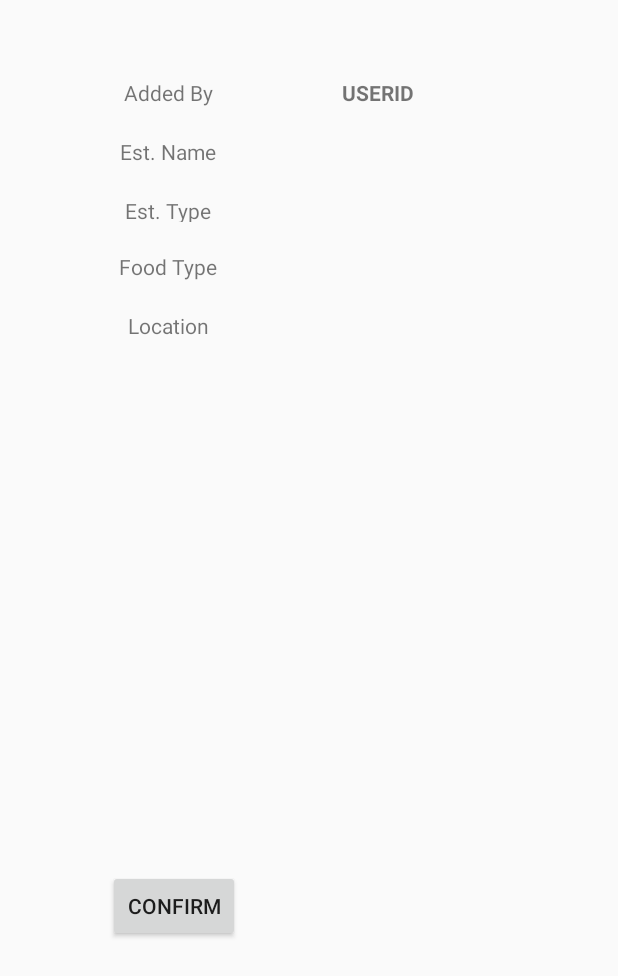
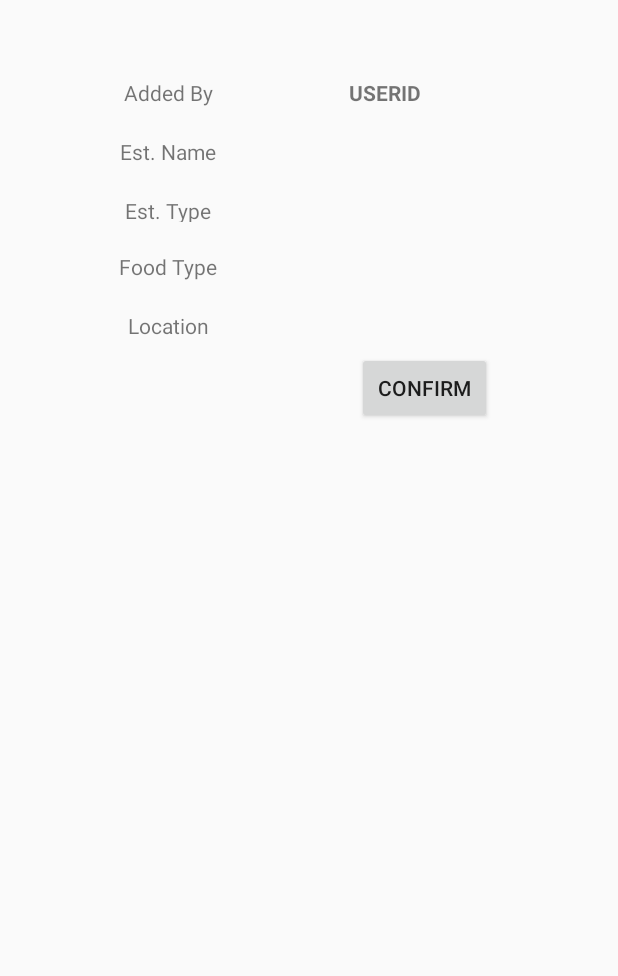
Before and after one commit to zovippro1996/mobileproject2018, an Android app: the layout activity_establishment_confirmation.xml on its own in the app's theme, with its tools: preview values and no code run, on a phone screen of 412 x 824 dp. Shown: the top 976 px of the screen. Run offline under Robolectric (Android 15) with nearby library versions, the phone set to English and light mode, and no system bars.

Commit message:
Trung minor update front-end 20180426

```diff
--- a/app/src/main/java/com/example/mobile/course/reviewmyplace/EstablishmentFormActivity.java
+++ b/app/src/main/java/com/example/mobile/course/reviewmyplace/EstablishmentFormActivity.java
@@ -35,7 +35,7 @@ public class EstablishmentFormActivity extends AppCompatActivity {
 
         // Create an ArrayAdapter using the string array and a default spinner layout
         ArrayAdapter<CharSequence> adapter = ArrayAdapter.createFromResource(this,
-                R.array.establishment_label, android.R.layout.simple_spinner_item);
+                R.array.establishment_label, R.layout.spinner_item_estform);
         // Specify the layout to use when the list of choices appears
         adapter.setDropDownViewResource(android.R.layout.simple_spinner_dropdown_item);
         // Apply the adapter to the spinner
--- a/app/src/main/res/layout/activity_establishment_confirmation.xml
+++ b/app/src/main/res/layout/activity_establishment_confirmation.xml
@@ -52,7 +52,7 @@
 
     <TextView
         android:id="@+id/textview_UserID"
-        android:layout_width="77dp"
+        android:layout_width="90dp"
         android:layout_height="wrap_content"
         android:layout_marginEnd="8dp"
         android:layout_marginStart="44dp"
@@ -68,7 +68,7 @@
 
     <TextView
         android:id="@+id/textView_EstablishmentName"
-        android:layout_width="77dp"
+        android:layout_width="90dp"
         android:layout_height="wrap_content"
         android:layout_marginEnd="8dp"
         android:layout_marginStart="44dp"
@@ -84,7 +84,7 @@
 
     <TextView
         android:id="@+id/textView_EstablishmentType"
-        android:layout_width="77dp"
+        android:layout_width="90dp"
         android:layout_height="wrap_content"
         android:layout_marginEnd="8dp"
         android:layout_marginStart="44dp"
@@ -101,7 +101,7 @@
 
     <TextView
         android:id="@+id/textView_FoodType"
-        android:layout_width="77dp"
+        android:layout_width="90dp"
         android:layout_height="wrap_content"
         android:layout_marginEnd="8dp"
         android:layout_marginStart="44dp"
@@ -117,7 +117,7 @@
 
     <TextView
         android:id="@+id/textView_Location"
-        android:layout_width="77dp"
+        android:layout_width="90dp"
         android:layout_height="wrap_content"
         android:layout_marginEnd="8dp"
         android:layout_marginStart="44dp"
@@ -135,25 +135,25 @@
 
     <Button
         android:id="@+id/button_Confirm"
-        android:layout_width="wrap_content"
+        android:layout_width="90dp"
         android:layout_height="wrap_content"
-        android:layout_marginBottom="196dp"
-        android:layout_marginStart="72dp"
+        android:layout_marginEnd="84dp"
+        android:layout_marginTop="24dp"
         android:text="Confirm"
-        app:layout_constraintBottom_toBottomOf="parent"
-        app:layout_constraintStart_toStartOf="parent" />
+        app:layout_constraintEnd_toEndOf="parent"
+        app:layout_constraintTop_toBottomOf="@+id/textView_Location" />
 
     <Button
         android:id="@+id/button_Edit"
-        android:layout_width="wrap_content"
+        android:layout_width="90dp"
         android:layout_height="wrap_content"
         android:layout_marginEnd="8dp"
-        android:layout_marginStart="28dp"
+        android:layout_marginStart="60dp"
         android:text="Edit"
         app:layout_constraintBottom_toTopOf="@+id/button_Confirm"
-        app:layout_constraintEnd_toEndOf="parent"
-        app:layout_constraintHorizontal_bias="0.284"
-        app:layout_constraintStart_toEndOf="@+id/button_Confirm"
+        app:layout_constraintEnd_toStartOf="@+id/button_Confirm"
+        app:layout_constraintHorizontal_bias="0.093"
+        app:layout_constraintStart_toStartOf="parent"
         app:layout_constraintTop_toBottomOf="@+id/button_Confirm" />
 
     <TextView
--- a/app/src/main/res/values/strings.xml
+++ b/app/src/main/res/values/strings.xml
@@ -18,7 +18,7 @@
     </string-array>
 
     <string-array name="establishment_value">
-        <item></item>
+        <item>0</item>
         <item>1</item>
         <item>2</item>
         <item>3</item>
```
Also changed, not shown: app/src/main/java/com/example/mobile/course/reviewmyplace/EstablishmentConfirmationActivity.java (+11 -3 lines), app/src/main/res/layout/activity_establishment_form.xml (+5 -2 lines), app/src/main/res/layout/spinner_item_estform.xml (added, +10 -0 lines).
